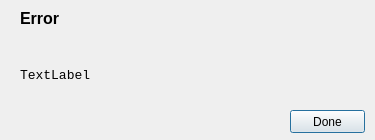
This is Graffik/gui/core/ErrorDialog/errordialog.ui in DynamicPerception/Graffik_Legacy as Qt 5 draws it before an edit. The edited form follows.
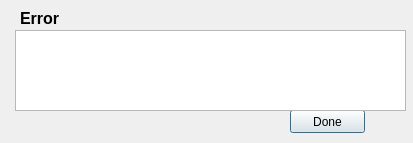
This is the edited form.

Commit message: * Implemented save file feature and load file feature * Extended error dialog to have scrollable text area for long error messages

Patch:
```diff
--- a/Graffik/gui/core/ErrorDialog/errordialog.ui
+++ b/Graffik/gui/core/ErrorDialog/errordialog.ui
@@ -6,12 +6,12 @@
    <rect>
     <x>0</x>
     <y>0</y>
-    <width>375</width>
-    <height>140</height>
+    <width>413</width>
+    <height>143</height>
    </rect>
   </property>
   <property name="sizePolicy">
-   <sizepolicy hsizetype="Fixed" vsizetype="Fixed">
+   <sizepolicy hsizetype="Minimum" vsizetype="Minimum">
     <horstretch>0</horstretch>
     <verstretch>0</verstretch>
    </sizepolicy>
@@ -53,27 +53,15 @@
     <string>Done</string>
    </property>
   </widget>
-  <widget class="QLabel" name="errorContent">
+  <widget class="QTextBrowser" name="errorContent">
    <property name="geometry">
     <rect>
-     <x>20</x>
-     <y>50</y>
-     <width>341</width>
-     <height>51</height>
+     <x>15</x>
+     <y>30</y>
+     <width>391</width>
+     <height>81</height>
     </rect>
    </property>
-   <property name="font">
-    <font>
-     <family>Consolas</family>
-     <pointsize>10</pointsize>
-     <weight>50</weight>
-     <italic>false</italic>
-     <bold>false</bold>
-    </font>
-   </property>
-   <property name="text">
-    <string>TextLabel</string>
-   </property>
   </widget>
  </widget>
  <resources/>
```
The commit also changes 5 other files.
